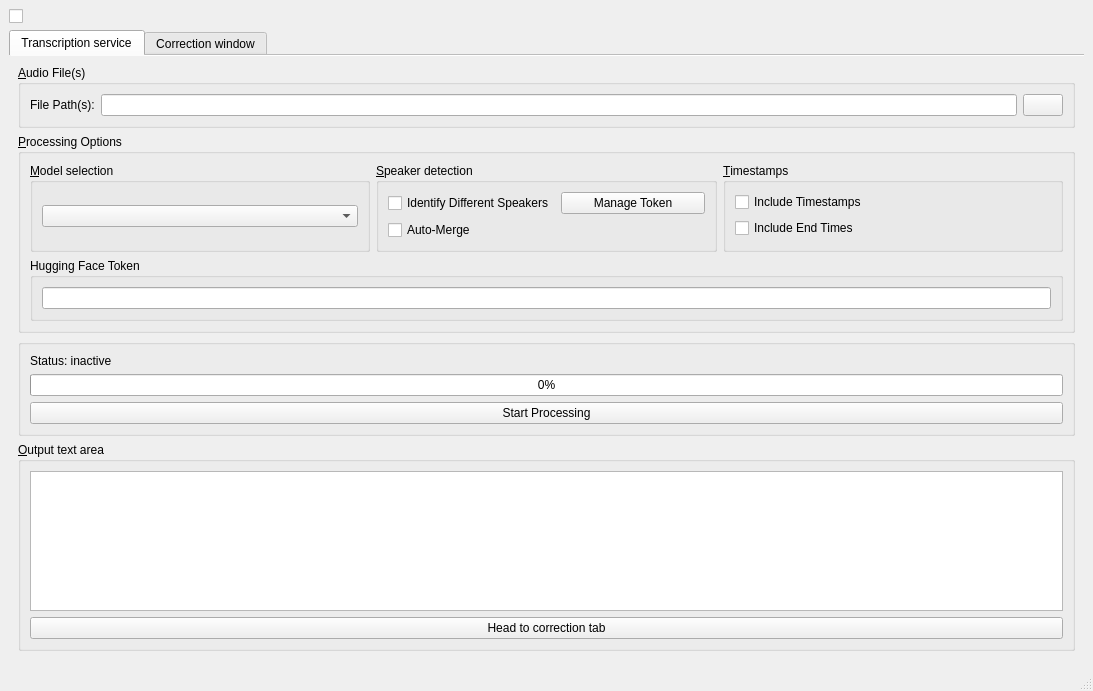
Above: ui/main_window.ui from OLi-pel/AutoVerse before the change. Below: the same form after it.
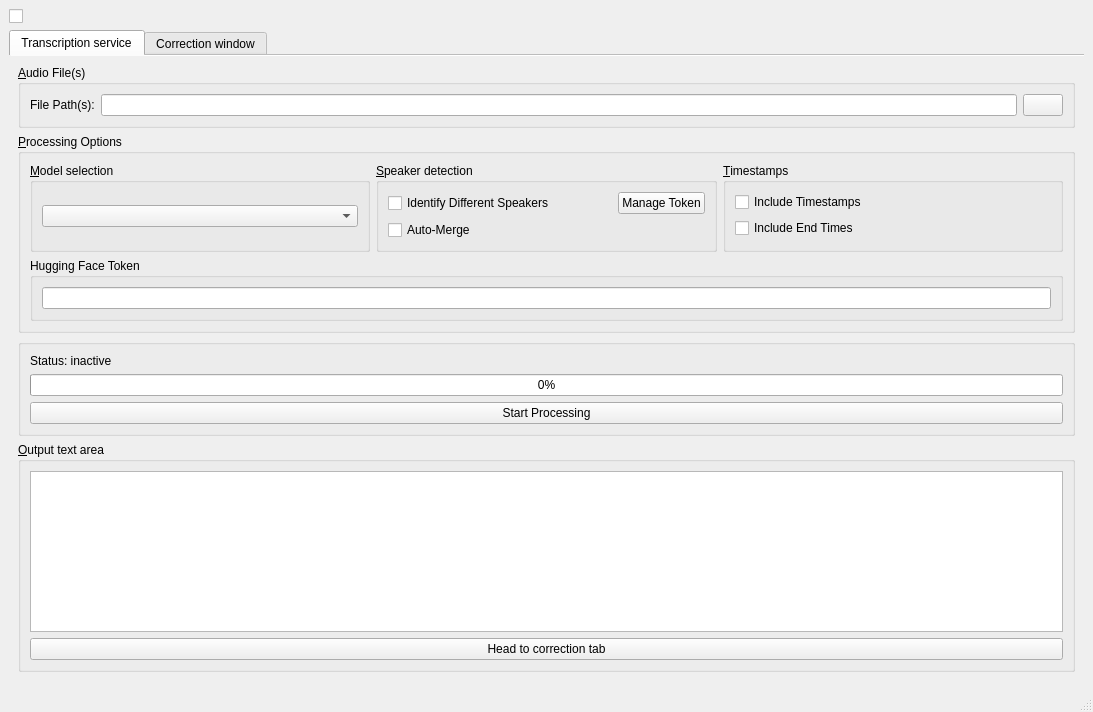
That is the form after the change. Icons and pictures are not drawn. Custom widgets are drawn as their Qt base class.

Diff of the .ui file:
```diff
--- a/ui/main_window.ui
+++ b/ui/main_window.ui
@@ -7,7 +7,7 @@
     <x>0</x>
     <y>0</y>
     <width>1093</width>
-    <height>691</height>
+    <height>712</height>
    </rect>
   </property>
   <property name="windowTitle">
@@ -129,11 +129,33 @@
                       </item>
                       <item>
                        <widget class="QPushButton" name="save_token_button">
+                        <property name="sizePolicy">
+                         <sizepolicy hsizetype="Fixed" vsizetype="Fixed">
+                          <horstretch>0</horstretch>
+                          <verstretch>0</verstretch>
+                         </sizepolicy>
+                        </property>
                         <property name="text">
                          <string>Manage Token</string>
                         </property>
                        </widget>
                       </item>
+                      <item>
+                       <spacer name="horizontalSpacer_4">
+                        <property name="orientation">
+                         <enum>Qt::Orientation::Horizontal</enum>
+                        </property>
+                        <property name="sizeType">
+                         <enum>QSizePolicy::Policy::Preferred</enum>
+                        </property>
+                        <property name="sizeHint" stdset="0">
+                         <size>
+                          <width>0</width>
+                          <height>20</height>
+                         </size>
+                        </property>
+                       </spacer>
+                      </item>
                      </layout>
                     </item>
                     <item>
@@ -161,6 +183,12 @@
                     </item>
                     <item>
                      <widget class="QCheckBox" name="end_times_checkbutton">
+                      <property name="sizePolicy">
+                       <sizepolicy hsizetype="Fixed" vsizetype="Fixed">
+                        <horstretch>0</horstretch>
+                        <verstretch>0</verstretch>
+                       </sizepolicy>
+                      </property>
                       <property name="text">
                        <string>Include End Times</string>
                       </property>
```
